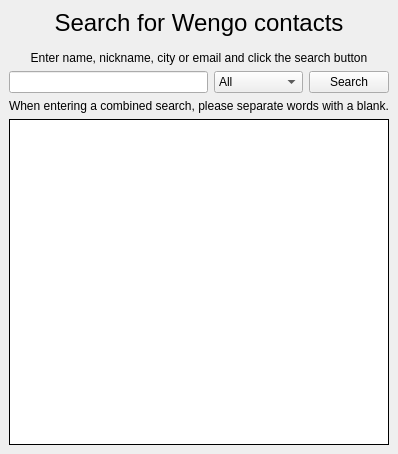
First picture: the form in wengophone/src/presentation/qt/webservices/directory/WsDirectory.ui, repository tkrotoff/WengoPhone, before the edit.
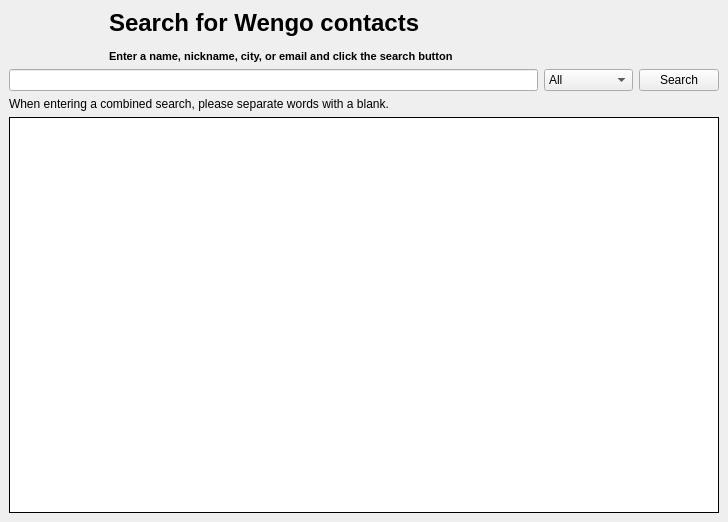
Second picture: the form after the edit. Icons and pictures are not drawn.

```diff
--- a/wengophone/src/presentation/qt/webservices/directory/WsDirectory.ui
+++ b/wengophone/src/presentation/qt/webservices/directory/WsDirectory.ui
@@ -8,8 +8,8 @@
    <rect>
     <x>0</x>
     <y>0</y>
-    <width>388</width>
-    <height>454</height>
+    <width>728</width>
+    <height>522</height>
    </rect>
   </property>
   <property name="windowTitle" >
@@ -22,15 +22,7 @@
    <property name="spacing" >
     <number>6</number>
    </property>
-   <item row="1" column="0" >
-    <layout class="QGridLayout" >
-     <property name="margin" >
-      <number>0</number>
-     </property>
-     <property name="spacing" >
-      <number>6</number>
-     </property>
-     <item row="0" column="1" >
+   <item row="1" column="1" >
       <widget class="QComboBox" name="criteriaComboBox" >
        <item>
         <property name="text" >
@@ -64,22 +56,17 @@
        </item>
       </widget>
      </item>
-     <item row="0" column="0" >
-      <widget class="QLineEdit" name="searchLineEdit" />
-     </item>
-     <item row="0" column="2" >
+   <item row="1" column="2" >
       <widget class="QPushButton" name="searchButton" >
        <property name="text" >
         <string>Search</string>
        </property>
-       <property name="icon" >
-        <iconset resource="../../wengophone.qrc" >:/pics/iconbar/search_contact.png</iconset>
-       </property>
-      </widget>
-     </item>
-    </layout>
+    </widget>
+   </item>
+   <item row="1" column="0" >
+    <widget class="QLineEdit" name="searchLineEdit" />
    </item>
-   <item row="0" column="0" >
+   <item row="0" column="0" colspan="3" >
     <widget class="QLabel" name="searchLabel" >
      <property name="palette" >
       <palette>
@@ -346,18 +333,26 @@
        </disabled>
       </palette>
      </property>
-     <property name="text" >
-      <string>&lt;span style="font-size:18pt;">Search for Wengo contacts&lt;/span>&lt;br />&lt;br />&lt;span>Enter name, nickname, city or email and click the search button&lt;/span></string>
+     <property name="font" >
+      <font>
+       <family>MS Shell Dlg</family>
+       <pointsize>8</pointsize>
+       <weight>75</weight>
+       <italic>false</italic>
+       <bold>true</bold>
+       <underline>false</underline>
+       <strikeout>false</strikeout>
+      </font>
      </property>
-     <property name="alignment" >
-      <set>Qt::AlignCenter</set>
+     <property name="text" >
+      <string>&lt;span style="font-size:18pt;">Search for Wengo contacts&lt;/span>&lt;br />&lt;br />&lt;span>Enter a name, nickname, city, or email and click the search button&lt;/span></string>
      </property>
      <property name="indent" >
       <number>100</number>
      </property>
     </widget>
    </item>
-   <item row="3" column="0" >
+   <item row="3" column="0" colspan="3" >
     <widget class="QListWidget" name="listWidget" >
      <property name="palette" >
       <palette>
@@ -625,7 +620,7 @@
       </palette>
      </property>
      <property name="autoFillBackground" >
-      <bool>true</bool>
+      <bool>false</bool>
      </property>
      <property name="frameShape" >
       <enum>QFrame::Panel</enum>
@@ -647,7 +642,7 @@
      </property>
     </widget>
    </item>
-   <item row="2" column="0" >
+   <item row="2" column="0" colspan="3" >
     <widget class="QLabel" name="label_2" >
      <property name="text" >
       <string>When entering a combined search, please separate words with a blank.</string>
```
Left out of the diff: 10 changed lines with no effect on the pictures. Lines whose indentation alone changed are shown as unchanged.
